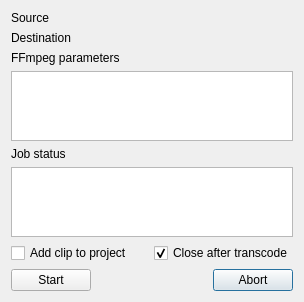
The window that src/widgets/cliptranscode_ui.ui (KDE/kdenlive) describes before a commit, drawn with Qt 5.
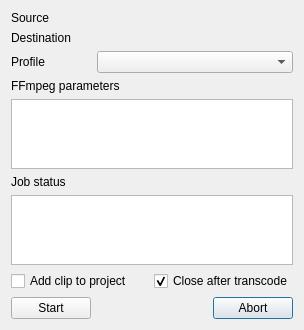
The same window after the commit. Custom widgets are drawn as their Qt base class.

```diff
--- a/src/widgets/cliptranscode_ui.ui
+++ b/src/widgets/cliptranscode_ui.ui
@@ -34,14 +34,14 @@
    <item row="1" column="1" colspan="2">
     <widget class="KUrlRequester" name="dest_url"/>
    </item>
-   <item row="2" column="0" colspan="3">
+   <item row="4" column="0" colspan="3">
     <widget class="QLabel" name="label_3">
      <property name="text">
       <string>FFmpeg parameters</string>
      </property>
     </widget>
    </item>
-   <item row="3" column="0" colspan="3">
+   <item row="5" column="0" colspan="3">
     <widget class="QTextEdit" name="params">
      <property name="sizePolicy">
       <sizepolicy hsizetype="Expanding" vsizetype="Maximum">
@@ -51,14 +51,14 @@
      </property>
     </widget>
    </item>
-   <item row="4" column="0">
+   <item row="6" column="0">
     <widget class="QLabel" name="label_4">
      <property name="text">
       <string>Job status</string>
      </property>
     </widget>
    </item>
-   <item row="5" column="0" colspan="3">
+   <item row="7" column="0" colspan="3">
     <widget class="QTextEdit" name="log">
      <property name="sizePolicy">
       <sizepolicy hsizetype="Expanding" vsizetype="Expanding">
@@ -71,7 +71,7 @@
      </property>
     </widget>
    </item>
-   <item row="8" column="2">
+   <item row="10" column="2">
     <widget class="QDialogButtonBox" name="buttonBox">
      <property name="orientation">
       <enum>Qt::Horizontal</enum>
@@ -81,21 +81,21 @@
      </property>
     </widget>
    </item>
-   <item row="8" column="0">
+   <item row="10" column="0">
     <widget class="QPushButton" name="button_start">
      <property name="text">
       <string>Start</string>
      </property>
     </widget>
    </item>
-   <item row="6" column="0" colspan="2">
+   <item row="8" column="0" colspan="2">
     <widget class="QCheckBox" name="auto_add">
      <property name="text">
       <string>Add clip to project</string>
      </property>
     </widget>
    </item>
-   <item row="6" column="2">
+   <item row="8" column="2">
     <widget class="QCheckBox" name="auto_close">
      <property name="text">
       <string>Close after transcode</string>
@@ -105,7 +105,7 @@
      </property>
     </widget>
    </item>
-   <item row="8" column="1">
+   <item row="10" column="1">
     <spacer name="horizontalSpacer">
      <property name="orientation">
       <enum>Qt::Horizontal</enum>
@@ -118,6 +118,16 @@
      </property>
     </spacer>
    </item>
+   <item row="3" column="0">
+    <widget class="QLabel" name="label_profile">
+     <property name="text">
+      <string>Profile</string>
+     </property>
+    </widget>
+   </item>
+   <item row="3" column="1" colspan="2">
+    <widget class="KComboBox" name="profile_list"/>
+   </item>
   </layout>
  </widget>
  <customwidgets>
@@ -126,6 +136,11 @@
    <extends>QFrame</extends>
    <header>kurlrequester.h</header>
   </customwidget>
+  <customwidget>
+   <class>KComboBox</class>
+   <extends>QComboBox</extends>
+   <header>kcombobox.h</header>
+  </customwidget>
  </customwidgets>
  <resources/>
  <connections>
```
